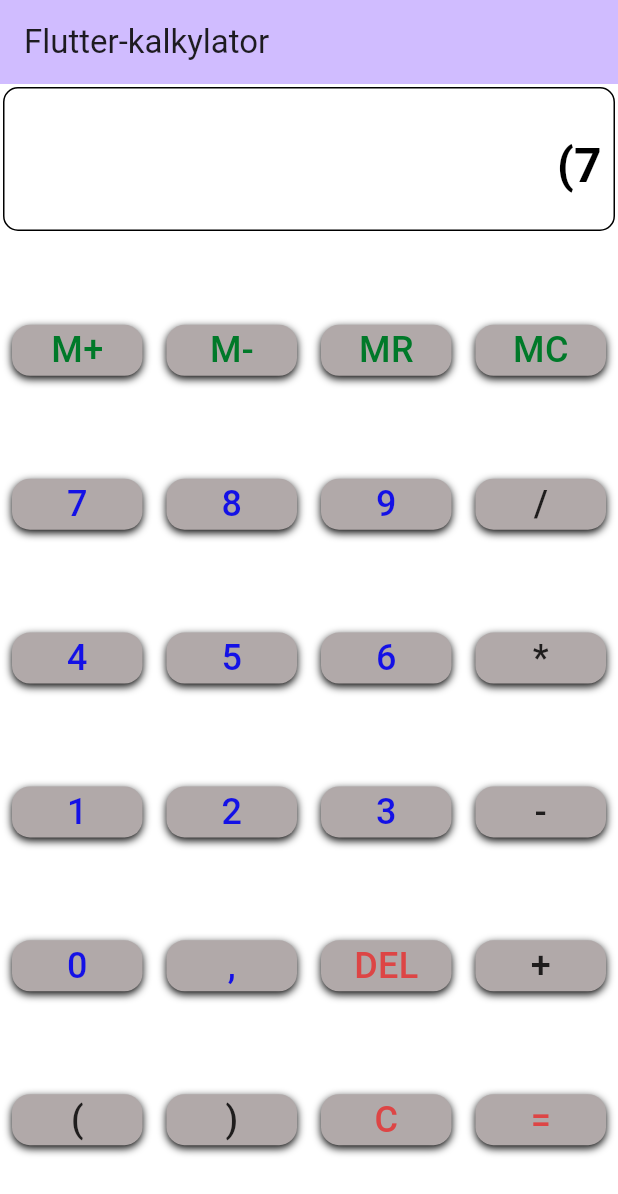
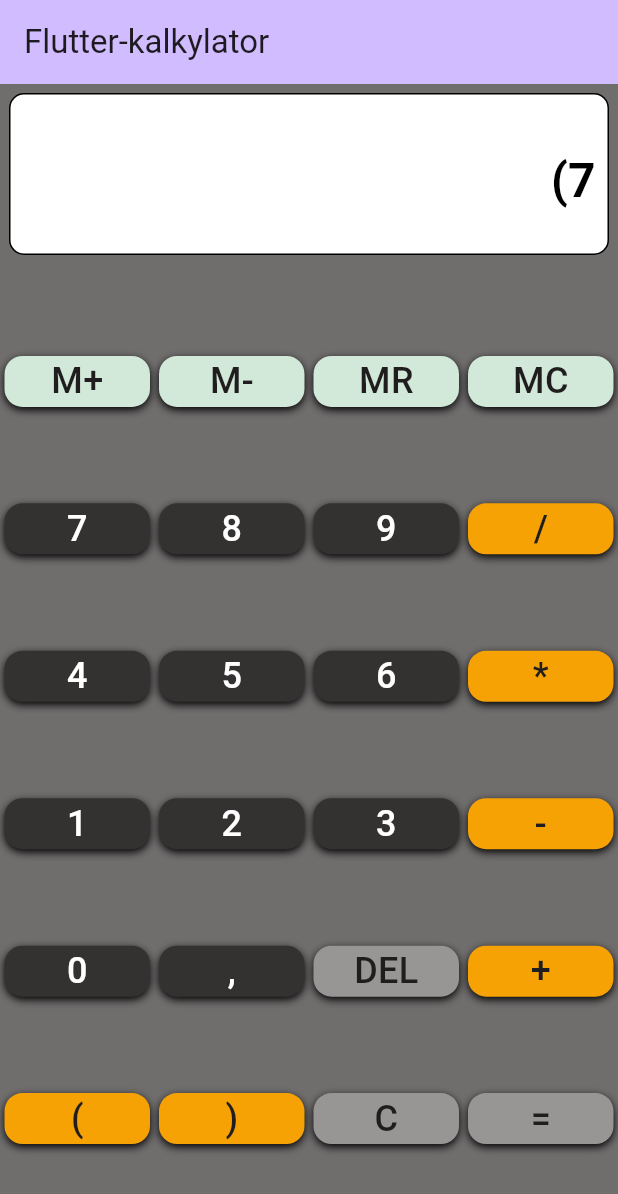
Before and after one commit to HenrikAndersson1975/flutterCalculator, a Flutter app: the screen it shows after launch, after a tap on an icon or button, on a phone screen of 412 x 824 dp. Shown: the top 1194 px of the screen. Run offline on Flutter 3.47's test engine with Material 3 defaults, Android fonts, the phone set to English and light mode, and no system bars.

Commit message:
ändrat på knappar
Justering av knappars färger, samt ändrat på några saker i logik som var fel.

```diff
--- a/lib/main.dart
+++ b/lib/main.dart
@@ -48,14 +48,14 @@ class CalculatorApp extends StatelessWidget {
 
           textTheme: ButtonTextTheme.primary, // Textfärg för knappar
         ),*/
-        scaffoldBackgroundColor: Colors.white, // Bakgrundsfärg för hela appen
+        scaffoldBackgroundColor: const Color.fromARGB(255, 112, 109, 109) // Bakgrundsfärg för hela appen
       ),
 
 
 
 
 
-      home: const CalculatorScreen(title: 'Flutter-kalkylator'),
+      home: SafeArea(child: const CalculatorScreen(title: 'Flutter-kalkylator')),
     );
   }
 }
--- a/lib/screens/calculator_screen.dart
+++ b/lib/screens/calculator_screen.dart
@@ -61,13 +61,11 @@ class _CalculatorScreenState extends State<CalculatorScreen> {
         backgroundColor: Theme.of(context).colorScheme.inversePrimary,
         title: Text(widget.title),
       ),
-       body: SafeArea(
-         child: Column(
+       body: Column(
             children: [
-
               // fast höjd på display
               SizedBox(
-                height: 100,
+                height: 120,
                 child: Display(
                   smallText: logic.smallText,
                   largeText: logic.largeText,
@@ -82,7 +80,6 @@ class _CalculatorScreenState extends State<CalculatorScreen> {
               ),
             ],
           ),
-       ),
     );
   }
 }
--- a/lib/screens/calculator_screen_logic.dart
+++ b/lib/screens/calculator_screen_logic.dart
@@ -16,6 +16,7 @@ class CalculatorScreenLogic {
   String _errorMessage = '';
   double? _memoryValue;
 
+
   // värden som ui använder
   String get smallText => _smallText;
   String get largeText => _largeText;
@@ -23,7 +24,9 @@ class CalculatorScreenLogic {
   String get errorMessage => _errorMessage;
   bool get hasMemory => _memoryValue != null;
 
+
   CalculatorScreenLogic(this.state);
+
 
   void keyboardButtonPressed(String buttonText) {
 
@@ -36,7 +39,7 @@ class CalculatorScreenLogic {
       case 'M+':
         // fungerar om tal i inmatningsfält
         if (_largeText.isEmpty || _isNumber(_largeText)) {
-          _memoryValue = (_memoryValue ?? 0) + double.parse(_largeText.replaceAll(',', ','));
+          _memoryValue = (_memoryValue ?? 0) + _toDouble(_largeText);
         }
         else {
            _isValid = false;
@@ -47,8 +50,7 @@ class CalculatorScreenLogic {
       case 'M-':
         // fungerar om tal i inmatningsfält
         if (_largeText.isEmpty || _isNumber(_largeText)) {
-
-          _memoryValue = (_memoryValue ?? 0) - double.parse(_largeText.replaceAll(',', ','));
+          _memoryValue = (_memoryValue ?? 0) - _toDouble(_largeText);
         }
         else {
           _isValid = false;
@@ -59,7 +61,6 @@ class CalculatorScreenLogic {
       case 'MR':
         // lägg innehållet i minnet till display
         if (_memoryValue != null) {
-
           if (_isShowingResult || _largeText == "0") {
             _isValid = true;
             _input =  _formatResult(_memoryValue.toString());
@@ -98,9 +99,10 @@ class CalculatorScreenLogic {
 
       // DELETE
       case 'DEL':
-        _input = _input.isNotEmpty
-            ? _input.substring(0, _input.length - 1)
-            : '';
+        if(_isShowingResult) {
+          _input = _result;
+        }
+        _input = _input.isNotEmpty ? _input.substring(0, _input.length - 1) : '';
         if (_input.isEmpty) {
           keyboardButtonPressed('C');
         } else {
@@ -124,7 +126,6 @@ class CalculatorScreenLogic {
             _isShowingResult = true;
             try {
               _result = _getExpressionResult(_input);
-              // logga uttryck och resultat?
             }
             catch(e) {
               _result = e.toString();
@@ -177,7 +178,6 @@ class CalculatorScreenLogic {
           _errorMessage = error;
         }
 
-
         //
         if (_isValid) {
           if (_input == '0' && !isDecimalPoint(buttonText)) {
@@ -206,8 +206,6 @@ class CalculatorScreenLogic {
   String _formatResult(String resultAsString) {
     // todo om en massa 0000000000
     // maximalt antal tecken
-
-
     //
 
 
@@ -324,4 +322,15 @@ class CalculatorScreenLogic {
     }
     return isNumber;
   }
+
+  double _toDouble(String text) {
+    double value;
+    try {
+      value = double.parse(text.replaceAll(',', ','));
+    }
+    catch (e) {
+      value = 0;
+    }
+    return value;
+  }
 }
--- a/lib/widgets/button.dart
+++ b/lib/widgets/button.dart
@@ -41,25 +41,28 @@ class _ButtonState extends State<Button> {
 @override
 Widget build(BuildContext context) {
 
-
-   final Color bgColor =  const Color.fromARGB(255, 177, 169, 169);
+  final Color bgColor =
+        switch (widget.buttonFunction) {
+          ButtonFunction.operator   =>  const Color.fromARGB(255, 246, 162, 5),
+          ButtonFunction.memory => const Color.fromARGB(255, 210, 232, 217),
+          ButtonFunction.number   =>  const Color.fromARGB(255, 52, 49, 49),
+          ButtonFunction.other    => const Color.fromARGB(255, 152, 149, 149),
+        };
 
 
-
-  final Color textColor = widget.isDisabled
-      ? const Color.fromARGB(255, 131, 131, 131)
-      : switch (widget.buttonFunction) {
+  final Color textColor =
+       switch (widget.buttonFunction) {
           ButtonFunction.operator   =>  const Color.fromARGB(255, 31, 29, 29),
-          ButtonFunction.memory => const Color.fromARGB(255, 0, 121, 41),
-          ButtonFunction.number   => const Color.fromARGB(255, 20, 17, 230),
-          ButtonFunction.other    => const Color.fromARGB(255, 221, 69, 69),
+          ButtonFunction.memory => const Color.fromARGB(255, 31, 29, 29),
+          ButtonFunction.number   => const Color.fromARGB(255, 255,255,255),
+          ButtonFunction.other    => const Color.fromARGB(255, 31, 29, 29),
         };
 
 
 
   return Expanded(
     child: Padding(
-      padding: const EdgeInsets.all(8.0),
+      padding: const EdgeInsets.all(3.0),
       child: GestureDetector(
         onTap: widget.isDisabled ? null : _onTap,
         child: AnimatedScale(
--- a/lib/widgets/display.dart
+++ b/lib/widgets/display.dart
@@ -16,7 +16,7 @@ class Display extends StatelessWidget {
 
     return Padding(
 
-      padding: const EdgeInsets.all(2.0),
+      padding: const EdgeInsets.all(6.0),
       child: Container(
         width: double.infinity,
         decoration: BoxDecoration(
@@ -28,16 +28,16 @@ class Display extends StatelessWidget {
         child: Row(
           children: [
               SizedBox(
-                width: 10,
+                width: 14,
                 child: Column(
-                  mainAxisAlignment: MainAxisAlignment.start,
+                  mainAxisAlignment: MainAxisAlignment.center,
                   children: [
                     Text(
                     hasMemory ? 'M':' ',
                     style: TextStyle(
                       color: Colors.black,
                       fontWeight: FontWeight.bold,
-                      fontSize: 8,
+                      fontSize: 12,
                     ),
                                 ),
                   ],
@@ -50,6 +50,7 @@ class Display extends StatelessWidget {
                 mainAxisSize: MainAxisSize.min,
                 children: [
 
+                  // liten text för uttryck som beräknats
                   if (smallText.isNotEmpty)
                     FittedBox(
                       fit: BoxFit.scaleDown,
@@ -64,7 +65,7 @@ class Display extends StatelessWidget {
 
                   const SizedBox(height: 8),
 
-
+                  // stor text för att visa inmatning eller resultat
                   FittedBox(
                     fit: BoxFit.scaleDown,
                     alignment: Alignment.centerRight,
```
Also changed, not shown: 1 other file.
